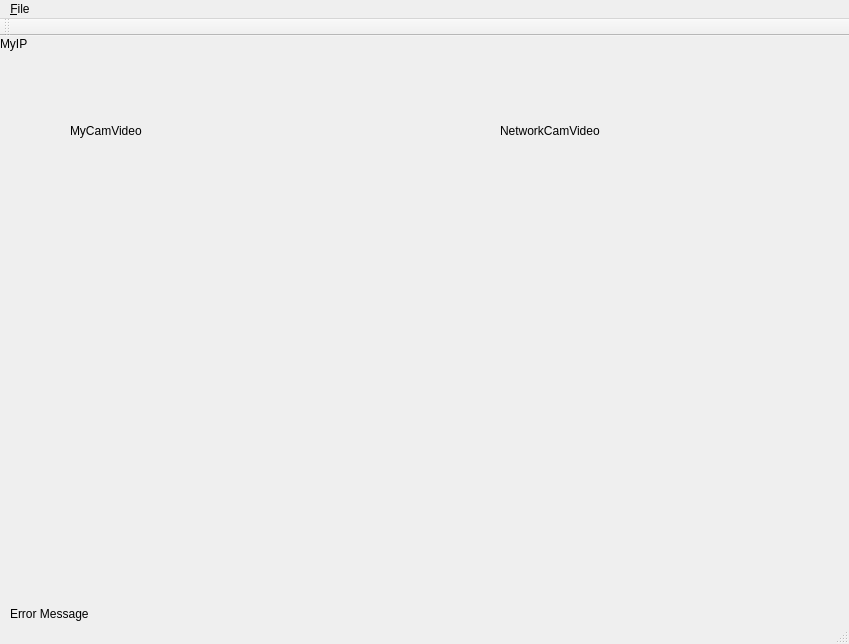
Before: the Qt Designer form HungarianRoadRage/mainwindow.ui in tkertesz/hrrqt, drawn with Qt 5.
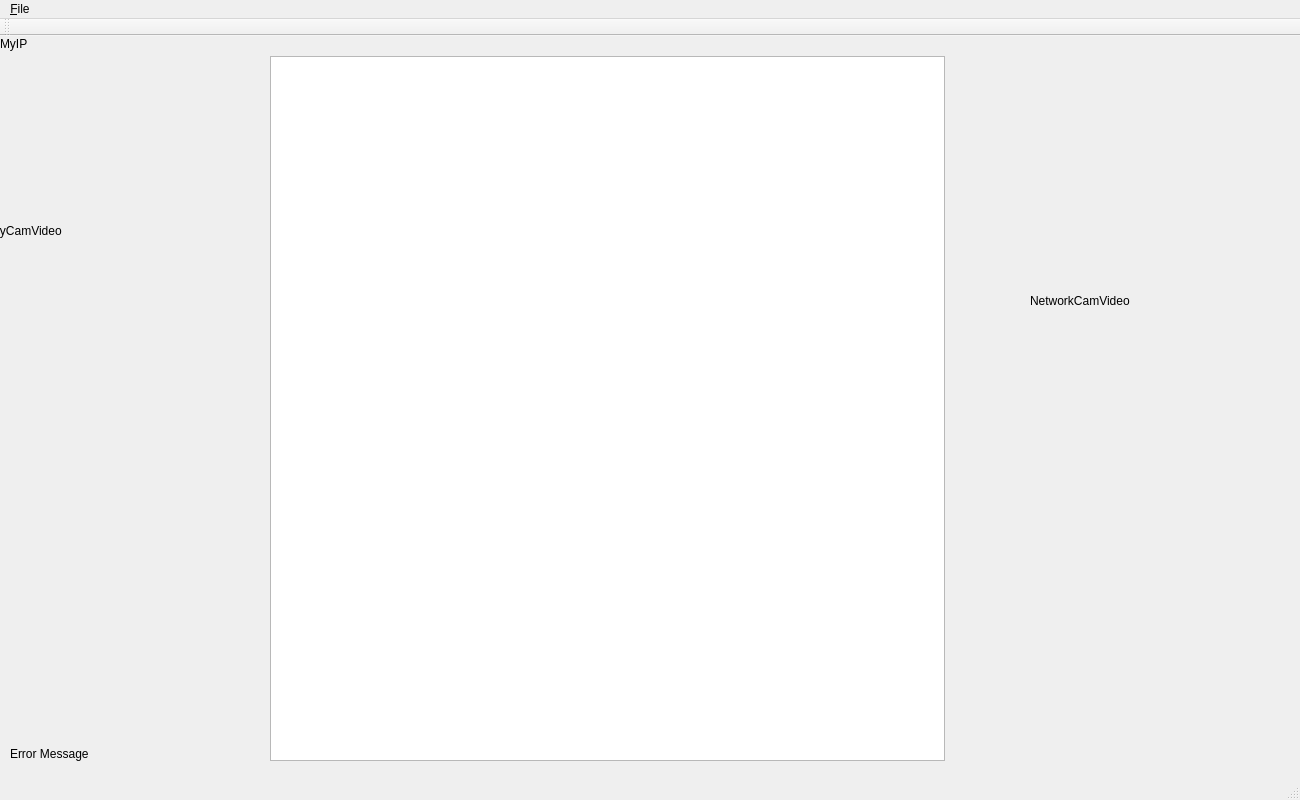
After: the same form once the commit is applied. Custom widgets are drawn as their Qt base class.

What changed in the file:
```diff
--- a/HungarianRoadRage/mainwindow.ui
+++ b/HungarianRoadRage/mainwindow.ui
@@ -9,8 +9,8 @@
    <rect>
     <x>0</x>
     <y>0</y>
-    <width>849</width>
-    <height>644</height>
+    <width>1300</width>
+    <height>800</height>
    </rect>
   </property>
   <property name="windowTitle">
@@ -20,8 +20,8 @@
    <widget class="QLabel" name="MyVideoLabel">
     <property name="geometry">
      <rect>
-      <x>70</x>
-      <y>20</y>
+      <x>-10</x>
+      <y>120</y>
       <width>240</width>
       <height>150</height>
      </rect>
@@ -45,24 +45,11 @@
      <string>MyCamVideo</string>
     </property>
    </widget>
-   <widget class="RaceRoadWidget" name="RaceField" native="true">
-    <property name="geometry">
-     <rect>
-      <x>80</x>
-      <y>140</y>
-      <width>661</width>
-      <height>341</height>
-     </rect>
-    </property>
-    <property name="autoFillBackground">
-     <bool>true</bool>
-    </property>
-   </widget>
    <widget class="QLabel" name="ErrorLabel">
     <property name="geometry">
      <rect>
       <x>10</x>
-      <y>570</y>
+      <y>710</y>
       <width>671</width>
       <height>16</height>
      </rect>
@@ -87,8 +74,8 @@
    <widget class="QLabel" name="NetworkCamVideo">
     <property name="geometry">
      <rect>
-      <x>500</x>
-      <y>20</y>
+      <x>1030</x>
+      <y>190</y>
       <width>240</width>
       <height>150</height>
      </rect>
@@ -112,12 +99,16 @@
      <string>NetworkCamVideo</string>
     </property>
    </widget>
-   <zorder>MyVideoLabel</zorder>
-   <zorder>RaceField</zorder>
-   <zorder>ErrorLabel</zorder>
-   <zorder>MyIP</zorder>
-   <zorder>NetworkCamVideo</zorder>
-   <zorder>graphicsView</zorder>
+   <widget class="QGraphicsView" name="graphicsView">
+    <property name="geometry">
+     <rect>
+      <x>270</x>
+      <y>20</y>
+      <width>675</width>
+      <height>705</height>
+     </rect>
+    </property>
+   </widget>
   </widget>
   <widget class="QToolBar" name="mainToolBar">
    <attribute name="toolBarArea">
@@ -133,7 +124,7 @@
     <rect>
      <x>0</x>
      <y>0</y>
-     <width>849</width>
+     <width>1300</width>
      <height>26</height>
     </rect>
    </property>
@@ -156,14 +147,6 @@
   </action>
  </widget>
  <layoutdefault spacing="6" margin="11"/>
- <customwidgets>
-  <customwidget>
-   <class>RaceRoadWidget</class>
-   <extends>QWidget</extends>
-   <header>raceroadwidget.h</header>
-   <container>1</container>
-  </customwidget>
- </customwidgets>
  <resources/>
  <connections/>
 </ui>
```
